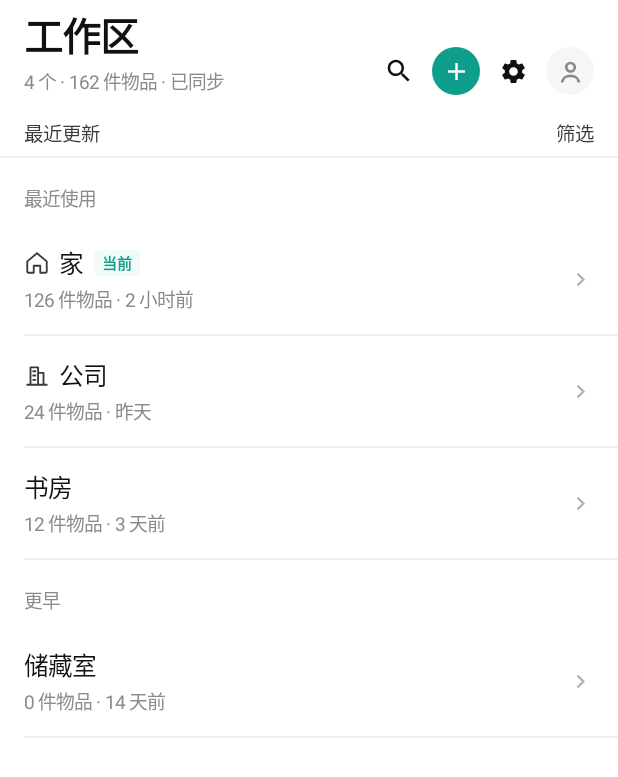
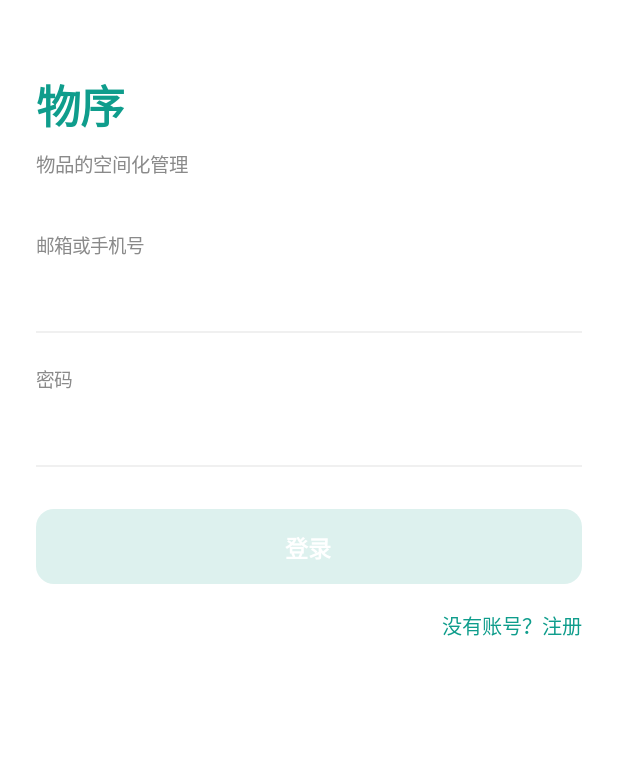
Before and after one commit to LFHacker/Order, an Android app built with Jetpack Compose: the screen it shows after launch (MainActivity), after a tap on "返回", on a phone screen of 412 x 824 dp. Shown: the top 777 px of the screen. Run offline under Robolectric (Android 15) with nearby library versions, the phone set to English and light mode, and no system bars; pictures from the network do not load; 3 other taps on this screen came first.

Commit message:
feat(auth): 网络层与登录注册
服务端（server/app.py）：
- SQLite（users/sessions），werkzeug pbkdf2 存密码哈希，token 有效期 30 天
- POST /api/v1/auth/register | login | logout，GET /api/v1/auth/me
- 统一信封 {ok,data,server_time} / {ok:false,error:{code,message}}
- 错误码 BAD_REQUEST / UNAUTHORIZED / CONFLICT / NOT_FOUND / INTERNAL

部署：
- Caddy 在 api.l-f-cloud.online:8443 增加 handle_path /order-api/* → 127.0.0.1:8100
- systemd ORDER_VERSION 提升到 debug-0.6.0A-20261122

客户端（android）：
- net/Api.kt：HttpURLConnection + JSON 信封解析 + ApiException(错误码)
- net/AuthApi.kt：register/login/me/logout + SessionStore(token/deviceId/username)
- OrderViewModel：loggedIn/authBusy/authError，登录注册走协程 + 主线程回落
- ui/AuthScreens.kt：登录页、注册页（含本地校验、加载态、错误显示）
- MainActivity：未登录先进登录流程，登录成功才进工作区
- 设置页底部增加退出登录（确认框）
- 版本 debug-0.6.0A-20261122（versionCode 14）

```diff
--- a/android/app/build.gradle.kts
+++ b/android/app/build.gradle.kts
@@ -14,8 +14,8 @@ android {
         applicationId = "online.lfcloud.order"
         minSdk = 26
         targetSdk = 36
-        versionCode = 13
-        versionName = "debug-0.5.0A-20261122"
+        versionCode = 14
+        versionName = "debug-0.6.0A-20261122"
     }
 
     buildTypes {
--- a/android/app/src/main/java/online/lfcloud/order/MainActivity.kt
+++ b/android/app/src/main/java/online/lfcloud/order/MainActivity.kt
@@ -35,6 +35,8 @@ import online.lfcloud.order.ui.DeleteWorkspaceDialog
 import online.lfcloud.order.ui.EventScreen
 import online.lfcloud.order.ui.ItemDetailScreen
 import online.lfcloud.order.ui.ItemEditScreen
+import online.lfcloud.order.ui.LoginScreen
+import online.lfcloud.order.ui.RegisterScreen
 import online.lfcloud.order.ui.ItemListScreen
 import online.lfcloud.order.ui.ModuleEditScreen
 import online.lfcloud.order.ui.ModuleListScreen
@@ -99,6 +101,10 @@ class MainActivity : ComponentActivity() {
 
 @Composable
 private fun OrderApp(vm: OrderViewModel) {
+    if (!vm.loggedIn) {
+        AuthFlow(vm)
+        return
+    }
     var screen by remember { mutableStateOf<Screen>(Screen.Workspaces) }
     var wsSheet by remember { mutableStateOf(false) }
     var mdSheet by remember { mutableStateOf(false) }
@@ -192,7 +198,11 @@ private fun OrderApp(vm: OrderViewModel) {
                 onEditPassword = { screen = Screen.EditPassword }
             )
 
-            Screen.Settings -> SettingsScreen(vm = vm, onBack = { screen = Screen.Workspaces })
+            Screen.Settings -> SettingsScreen(
+                vm = vm,
+                onBack = { screen = Screen.Workspaces },
+                onLogout = { vm.logout(); screen = Screen.Workspaces }
+            )
 
             Screen.EditAccountField -> AccountFieldEditScreen(
                 field = editField,
@@ -293,3 +303,13 @@ private fun OrderApp(vm: OrderViewModel) {
         }
     }
 }
+
+@Composable
+private fun AuthFlow(vm: OrderViewModel) {
+    var showRegister by remember { mutableStateOf(false) }
+    if (showRegister) {
+        RegisterScreen(vm = vm, onBack = { showRegister = false; vm.clearAuthError() })
+    } else {
+        LoginScreen(vm = vm, onGoRegister = { showRegister = true; vm.clearAuthError() })
+    }
+}
--- /dev/null
+++ b/android/app/src/main/java/online/lfcloud/order/ui/AuthScreens.kt
@@ -0,0 +1,230 @@
+package online.lfcloud.order.ui
+
+import androidx.compose.foundation.background
+import androidx.compose.foundation.clickable
+import androidx.compose.foundation.layout.Arrangement
+import androidx.compose.foundation.layout.Box
+import androidx.compose.foundation.layout.Column
+import androidx.compose.foundation.layout.Row
+import androidx.compose.foundation.layout.Spacer
+import androidx.compose.foundation.layout.fillMaxSize
+import androidx.compose.foundation.layout.fillMaxWidth
+import androidx.compose.foundation.layout.height
+import androidx.compose.foundation.layout.padding
+import androidx.compose.foundation.layout.size
+import androidx.compose.foundation.layout.width
+import androidx.compose.foundation.shape.RoundedCornerShape
+import androidx.compose.foundation.text.BasicTextField
+import androidx.compose.foundation.text.KeyboardOptions
+import androidx.compose.material.icons.Icons
+import androidx.compose.material.icons.filled.ArrowBack
+import androidx.compose.material3.CircularProgressIndicator
+import androidx.compose.material3.Icon
+import androidx.compose.material3.Text
+import androidx.compose.runtime.Composable
+import androidx.compose.runtime.getValue
+import androidx.compose.runtime.mutableStateOf
+import androidx.compose.runtime.remember
+import androidx.compose.runtime.setValue
+import androidx.compose.ui.Alignment
+import androidx.compose.ui.Modifier
+import androidx.compose.ui.draw.clip
+import androidx.compose.ui.graphics.Color
+import androidx.compose.ui.graphics.SolidColor
+import androidx.compose.ui.text.TextStyle
+import androidx.compose.ui.text.font.FontWeight
+import androidx.compose.ui.text.input.KeyboardType
+import androidx.compose.ui.text.input.PasswordVisualTransformation
+import androidx.compose.ui.unit.dp
+import androidx.compose.ui.unit.sp
+import online.lfcloud.order.OrderViewModel
+import online.lfcloud.order.ui.theme.Bg
+import online.lfcloud.order.ui.theme.Danger
+import online.lfcloud.order.ui.theme.HairLine
+import online.lfcloud.order.ui.theme.Ink
+import online.lfcloud.order.ui.theme.Muted
+import online.lfcloud.order.ui.theme.MutedLight
+import online.lfcloud.order.ui.theme.Teal
+
+@Composable
+fun LoginScreen(
+    vm: OrderViewModel,
+    onGoRegister: () -> Unit
+) {
+    var account by remember { mutableStateOf("") }
+    var password by remember { mutableStateOf("") }
+    val canSubmit = account.isNotBlank() && password.isNotBlank() && !vm.authBusy
+
+    Column(Modifier.fillMaxSize().background(Bg)) {
+
+        Column(Modifier.padding(start = 24.dp, end = 24.dp, top = 48.dp)) {
+            Text("物序", fontSize = 30.sp, fontWeight = FontWeight.ExtraBold,
+                letterSpacing = (-1).sp, color = Teal)
+            Spacer(Modifier.height(8.dp))
+            Text("物品的空间化管理", fontSize = 13.sp, color = Muted)
+        }
+
+        Column(Modifier.padding(start = 24.dp, end = 24.dp, top = 36.dp)) {
+            FieldLine(
+                label = "邮箱或手机号",
+                value = account,
+                placeholder = "",
+                onChange = { account = it; vm.clearAuthError() }
+            )
+            Spacer(Modifier.height(22.dp))
+            FieldLine(
+                label = "密码",
+                value = password,
+                placeholder = "",
+                password = true,
+                onChange = { password = it; vm.clearAuthError() }
+            )
+        }
+
+        if (vm.authError != null) {
+            Spacer(Modifier.height(12.dp))
+            Text(vm.authError!!, fontSize = 12.5.sp, color = Danger,
+                modifier = Modifier.padding(horizontal = 24.dp))
+        }
+
+        Spacer(Modifier.height(28.dp))
+        PrimaryButton(
+            text = "登录",
+            enabled = canSubmit,
+            loading = vm.authBusy,
+            onClick = { vm.login(account, password) }
+        )
+
+        Row(
+            Modifier.fillMaxWidth().padding(horizontal = 24.dp, vertical = 18.dp),
+            horizontalArrangement = Arrangement.SpaceBetween,
+            verticalAlignment = Alignment.CenterVertically
+        ) {
+            Text("", fontSize = 13.5.sp)
+            Text(
+                "没有账号？注册",
+                fontSize = 13.5.sp, color = Teal,
+                modifier = Modifier.clickable { onGoRegister() }
+            )
+        }
+    }
+}
+
+@Composable
+fun RegisterScreen(
+    vm: OrderViewModel,
+    onBack: () -> Unit
+) {
+    var account by remember { mutableStateOf("") }
+    var password by remember { mutableStateOf("") }
+    var confirm by remember { mutableStateOf("") }
+    var localError by remember { mutableStateOf<String?>(null) }
+
+    val canSubmit = account.isNotBlank() && password.length >= 8 &&
+        password == confirm && !vm.authBusy
+
+    Column(Modifier.fillMaxSize().background(Bg)) {
+        Box(Modifier.fillMaxWidth().height(50.dp)) {
+            Icon(
+                Icons.Filled.ArrowBack, contentDescription = "返回", tint = Ink,
+                modifier = Modifier.align(Alignment.CenterStart).padding(start = 16.dp)
+                    .size(22.dp).clickable(onClick = onBack)
+            )
+            Text("注册", fontSize = 16.5.sp, fontWeight = FontWeight.SemiBold, color = Ink,
+                modifier = Modifier.align(Alignment.Center))
+        }
+
+        Column(Modifier.padding(start = 24.dp, end = 24.dp, top = 22.dp)) {
+            FieldLine("邮箱或手机号", account, "") { account = it; localError = null; vm.clearAuthError() }
+            Spacer(Modifier.height(22.dp))
+            FieldLine("设置密码（至少 8 位）", password, "", password = true) {
+                password = it; localError = null; vm.clearAuthError()
+            }
+            Spacer(Modifier.height(22.dp))
+            FieldLine("确认密码", confirm, "", password = true) {
+                confirm = it; localError = null; vm.clearAuthError()
+            }
+        }
+
+        val error = localError ?: vm.authError
+        if (error != null) {
+            Spacer(Modifier.height(12.dp))
+            Text(error, fontSize = 12.5.sp, color = Danger,
+                modifier = Modifier.padding(horizontal = 24.dp))
+        }
+
+        Spacer(Modifier.height(30.dp))
+        PrimaryButton(
+            text = "创建账号",
+            enabled = canSubmit,
+            loading = vm.authBusy,
+            onClick = {
+                when {
+                    account.trim().length < 3 -> localError = "账号至少 3 个字符"
+                    password.length < 8 -> localError = "密码至少 8 位"
+                    password != confirm -> localError = "两次输入的密码不一致"
+                    else -> vm.register(account, password)
+                }
+            }
+        )
+    }
+}
+
+@Composable
+private fun FieldLine(
+    label: String,
+    value: String,
+    placeholder: String,
+    password: Boolean = false,
+    onChange: (String) -> Unit
+) {
+    Column {
+        Text(label, fontSize = 12.5.sp, color = Muted)
+        Spacer(Modifier.height(8.dp))
+        Box(Modifier.fillMaxWidth().height(40.dp), contentAlignment = Alignment.CenterStart) {
+            if (value.isEmpty() && placeholder.isNotEmpty()) {
+                Text(placeholder, fontSize = 16.sp, color = MutedLight)
+            }
+            BasicTextField(
+                value = value,
+                onValueChange = onChange,
+                singleLine = true,
+                keyboardOptions = KeyboardOptions(
+                    keyboardType = if (password) KeyboardType.Password else KeyboardType.Text
+                ),
+                visualTransformation = if (password) PasswordVisualTransformation()
+                else androidx.compose.ui.text.input.VisualTransformation.None,
+                textStyle = TextStyle(fontSize = 16.sp, color = Ink),
+                cursorBrush = SolidColor(Teal),
+                modifier = Modifier.fillMaxWidth()
+            )
+        }
+        Box(Modifier.fillMaxWidth().height(1.dp).background(HairLine))
+    }
+}
+
+@Composable
+private fun PrimaryButton(
+    text: String,
+    enabled: Boolean,
+    loading: Boolean,
+    onClick: () -> Unit
+) {
+    Box(
+        Modifier.fillMaxWidth().padding(horizontal = 24.dp).height(50.dp)
+            .clip(RoundedCornerShape(12.dp))
+            .background(if (enabled) Teal else Color(0xFFDDF1EE))
+            .then(if (enabled) Modifier.clickable(onClick = onClick) else Modifier),
+        contentAlignment = Alignment.Center
+    ) {
+        if (loading) {
+            CircularProgressIndicator(
+                color = Color.White, strokeWidth = 2.dp,
+                modifier = Modifier.size(20.dp)
+            )
+        } else {
+            Text(text, fontSize = 15.5.sp, fontWeight = FontWeight.SemiBold,
+                color = Color.White, letterSpacing = 0.3.sp)
+        }
+    }
+}
```
Also changed, not shown: android/app/src/main/java/online/lfcloud/order/OrderViewModel.kt (+78 -0 lines), android/app/src/main/java/online/lfcloud/order/net/Api.kt (added, +87 -0 lines), android/app/src/main/java/online/lfcloud/order/net/AuthApi.kt (added, +97 -0 lines), android/app/src/main/java/online/lfcloud/order/ui/SettingsScreen.kt (+42 -2 lines), 2 other files.
